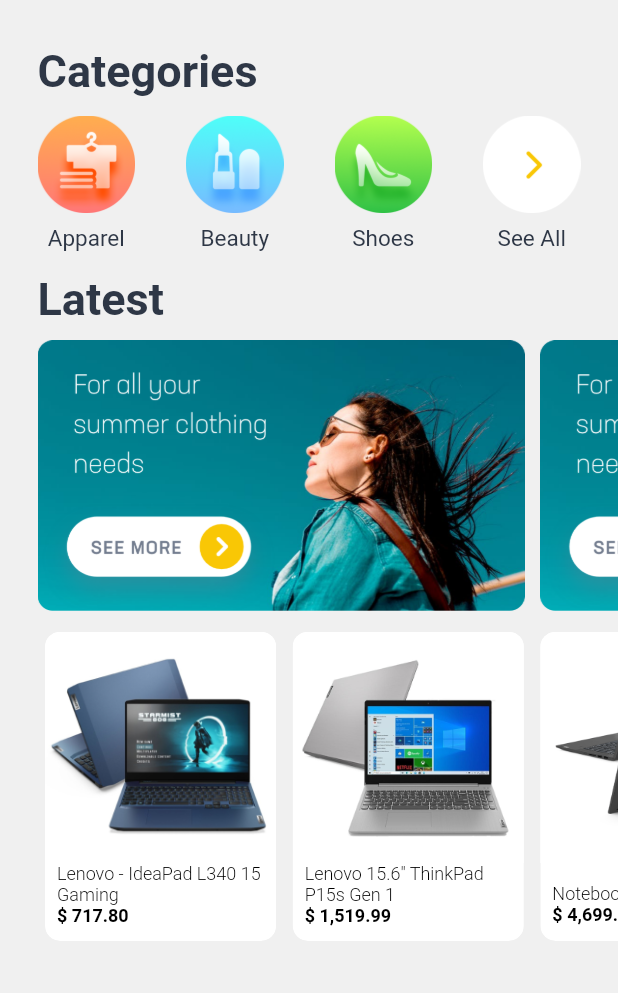
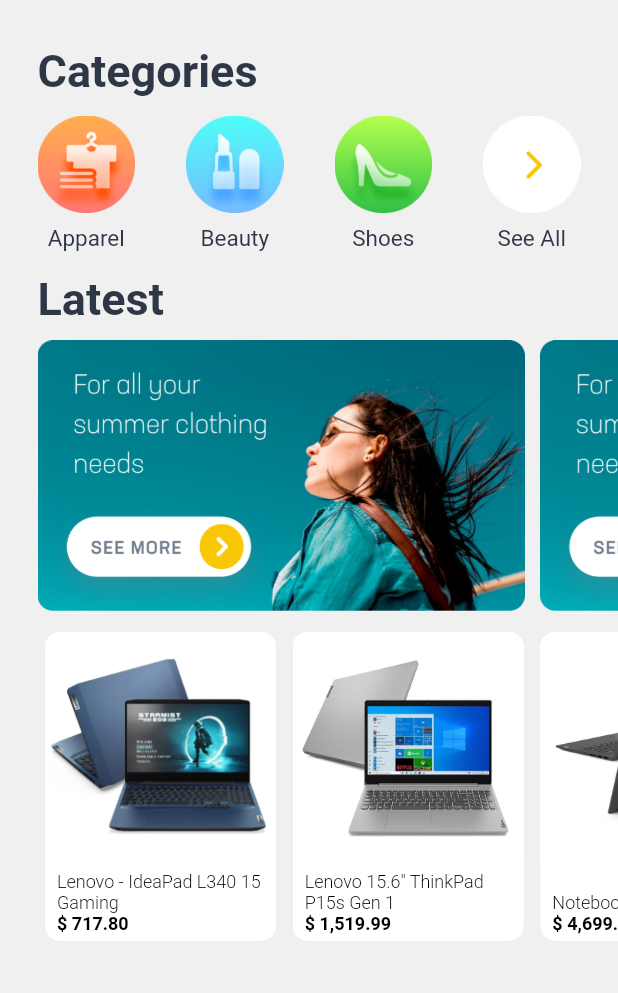
Before and after one commit to artbarbosa/store_app_devnology_clean_architecture, a Flutter app: the screen it shows after launch, on a phone screen of 412 x 824 dp, the part 90-1083 px from its top. Run offline on Flutter 3.47's test engine with Material 2 defaults, Android fonts, the phone set to English and light mode, and no system bars; our stand-ins replace flutter_svg, get_it, google_fonts.

Commit message:
fix home

```diff
--- a/lib/app/_design_system/widgets/cards/custom_card_product_widget.dart
+++ b/lib/app/_design_system/widgets/cards/custom_card_product_widget.dart
@@ -1,8 +1,8 @@
 import 'package:flutter/material.dart';
-import 'package:store_app_devnology/app/modules/home/submodules/details/presentation/routers/detail_arguments.dart';
 
 import '../../../core/product/infra/model/product_model.dart';
 import '../../../core/shared/utils/format_double_decimals_with_cents.dart';
+import '../../../modules/home/submodules/details/presentation/routers/detail_arguments.dart';
 import '../../text_styles/text_styles_const.dart';
 
 class CustomCardProductWidget extends StatelessWidget {
@@ -15,7 +15,6 @@
 
   @override
   Widget build(BuildContext context) {
-    final currentSize = MediaQuery.of(context).size;
     return InkWell(
       onTap: () {
         Navigator.of(context)
@@ -44,7 +43,7 @@
                 ),
                 Padding(
                   padding:
-                      const EdgeInsets.only(left: 8.0, bottom: 10, right: 8.0),
+                      const EdgeInsets.only(left: 8.0, bottom: 4, right: 8.0),
                   child: Text(
                     '\$ ${FormatDoubleDecimalWithCents.call(product.price, ',', '.')}',
                     style: TextStylesConst.priceProductCard,
--- a/lib/app/core/shared/inject/inject.dart
+++ b/lib/app/core/shared/inject/inject.dart
@@ -7,7 +7,7 @@
 import '../../../modules/cart/domain/usecases/incremet_count_item_in_cart_usecase.dart';
 import '../../../modules/cart/domain/usecases/remove_item_in_cart_usecase.dart';
 import '../../../modules/cart/presentation/ui/controllers/cart_controller.dart';
-import '../../../modules/home/presentation/ui/controllers/home_controllers.dart';
+import '../../../modules/home/presentation/ui/controllers/home_controller.dart';
 import '../../../modules/home/submodules/details/presentation/ui/controllers/detail_controller.dart';
 import '../../../modules/splash/presentation/ui/controllers/splash_controller.dart';
 import '../../product/domain/repositories/product_repository_interface.dart';
--- a/lib/app/modules/home/presentation/ui/container/home_container_page.dart
+++ b/lib/app/modules/home/presentation/ui/container/home_container_page.dart
@@ -1,11 +1,12 @@
 import 'package:flutter/material.dart';
 import 'package:get_it/get_it.dart';
-import 'package:store_app_devnology/app/_design_system/widgets/appbar/custom_app_bar_widget.dart';
 
+import '../../../../../_design_system/widgets/appbar/custom_app_bar_widget.dart';
 import '../../../../../_design_system/widgets/bottom_navigation_bar/custom_bottom_navigation_bar_widget.dart';
-import '../../../../../core/shared/ui/controllers/custom_badge_controller.dart';
 import '../../../../../core/shared/ui/controllers/custom_bottom_navigation_bar_controller.dart';
-import '../controllers/home_controllers.dart';
+import '../controllers/home_controller.dart';
+import '../pages/home_error.dart';
+import '../pages/home_loading.dart';
 import '../pages/home_page.dart';
 import '../states/product_states.dart';
 
@@ -30,8 +31,6 @@
 
   @override
   Widget build(BuildContext context) {
-    final badgeController = GetIt.I.get<CustomBadgeController>();
-
     return Scaffold(
       appBar: const PreferredSize(
         preferredSize: Size.fromHeight(60),
@@ -51,9 +50,9 @@
             );
           }
           if (value is ProductErrorState) {
-            return Container();
+            return HomeErrorPage(errorMessage: value.errorMessage);
           }
-          return Container();
+          return const HomeLoadingPage();
         },
       ),
       bottomNavigationBar: ValueListenableBuilder<int>(
```
Also changed, not shown: lib/app/modules/home/presentation/ui/pages/home_error.dart (added, +20 -0 lines), lib/app/modules/home/presentation/ui/pages/home_loading.dart (added, +16 -0 lines), lib/app/modules/home/presentation/ui/controllers/home_controller.dart (renamed from lib/app/modules/home/presentation/ui/controllers/home_controllers.dart), 2 other files.
